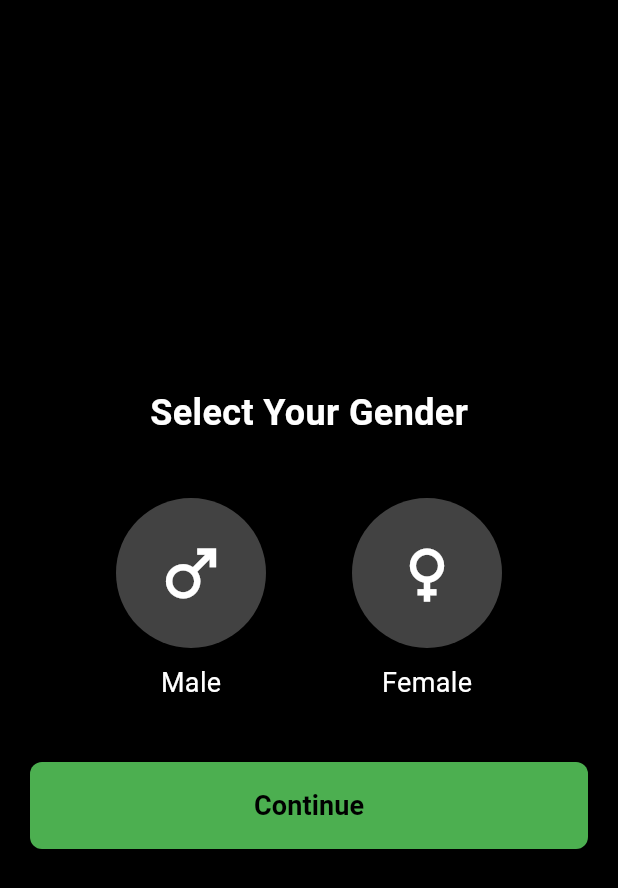
After one commit to Aarush-Ranaut/Fitsync, a Flutter app: the GenderSelectionScreen screen opened directly, on a phone screen of 412 x 824 dp. The commit adds this screen. Shown: the top 888 px of the screen. Run offline on Flutter 3.47's test engine with Material 3 defaults, Android fonts, the phone set to English and light mode, and no system bars; our stand-ins replace cloud_firestore, firebase_auth, firebase_core, google_sign_in, image_picker; accounts and stored records are empty.

Commit message:
Profile_and_GenderScreen

```diff
--- /dev/null
+++ b/lib/widgets/user_info/gender_selection.dart
@@ -0,0 +1,150 @@
+import 'package:flutter/material.dart';
+import 'package:cloud_firestore/cloud_firestore.dart';
+import 'package:firebase_auth/firebase_auth.dart';
+
+class GenderSelectionScreen extends StatefulWidget {
+  const GenderSelectionScreen({Key? key}) : super(key: key);
+
+  @override
+  _GenderSelectionScreenState createState() => _GenderSelectionScreenState();
+}
+
+class _GenderSelectionScreenState extends State<GenderSelectionScreen> {
+  String? selectedGender;
+
+  // Save selected gender to Firestore
+  Future<void> _saveGender() async {
+    final User? user = FirebaseAuth.instance.currentUser;
+    final email = user?.email;
+
+    if (email != null && selectedGender != null) {
+      await FirebaseFirestore.instance.collection('users').doc(email).update({
+        'gender': selectedGender,
+      });
+
+      ScaffoldMessenger.of(context).showSnackBar(
+        const SnackBar(content: Text("Gender saved successfully!")),
+      );
+
+      // Navigate to the next screen or home page
+      Navigator.of(context).pushReplacementNamed('/home'); // Adjust route name as needed
+    } else {
+      ScaffoldMessenger.of(context).showSnackBar(
+        const SnackBar(content: Text("Please select a gender.")),
+      );
+    }
+  }
+
+  @override
+  Widget build(BuildContext context) {
+    return Scaffold(
+      backgroundColor: Colors.black,
+      body: SafeArea(
+        child: Padding(
+          padding: const EdgeInsets.symmetric(horizontal: 20.0),
+          child: Column(
+            mainAxisAlignment: MainAxisAlignment.center,
+            children: [
+              const Text(
+                "Select Your Gender",
+                style: TextStyle(
+                  fontSize: 24,
+                  fontWeight: FontWeight.bold,
+                  color: Colors.white,
+                ),
+              ),
+              const SizedBox(height: 40),
+              Row(
+                mainAxisAlignment: MainAxisAlignment.spaceEvenly,
+                children: [
+                  GestureDetector(
+                    onTap: () {
+                      setState(() {
+                        selectedGender = "Male";
+                      });
+                    },
+                    child: Column(
+                      children: [
+                        CircleAvatar(
+                          radius: 50,
+                          backgroundColor: selectedGender == "Male"
+                              ? Colors.green
+                              : Colors.grey[800],
+                          child: const Icon(
+                            Icons.male,
+                            size: 50,
+                            color: Colors.white,
+                          ),
+                        ),
+                        const SizedBox(height: 10),
+                        const Text(
+                          "Male",
+                          style: TextStyle(
+                            fontSize: 18,
+                            color: Colors.white,
+                          ),
+                        ),
+                      ],
+                    ),
+                  ),
+                  GestureDetector(
+                    onTap: () {
+                      setState(() {
+                        selectedGender = "Female";
+                      });
+                    },
+                    child: Column(
+                      children: [
+                        CircleAvatar(
+                          radius: 50,
+                          backgroundColor: selectedGender == "Female"
+                              ? Colors.green
+                              : Colors.grey[800],
+                          child: const Icon(
+                            Icons.female,
+                            size: 50,
+                            color: Colors.white,
+                          ),
+                        ),
+                        const SizedBox(height: 10),
+                        const Text(
+                          "Female",
+                          style: TextStyle(
+                            fontSize: 18,
+                            color: Colors.white,
+                          ),
+                        ),
+                      ],
+                    ),
+                  ),
+                ],
+              ),
+              const SizedBox(height: 40),
+              SizedBox(
+                width: double.infinity,
+                child: ElevatedButton(
+                  onPressed: _saveGender,
+                  style: ElevatedButton.styleFrom(
+                    backgroundColor: Colors.green,
+                    padding: const EdgeInsets.symmetric(vertical: 16),
+                    shape: RoundedRectangleBorder(
+                      borderRadius: BorderRadius.circular(8),
+                    ),
+                  ),
+                  child: const Text(
+                    "Continue",
+                    style: TextStyle(
+                      fontSize: 18,
+                      color: Colors.black,
+                      fontWeight: FontWeight.bold,
+                    ),
+                  ),
+                ),
+              ),
+            ],
+          ),
+        ),
+      ),
+    );
+  }
+}
--- a/pubspec.yaml
+++ b/pubspec.yaml
@@ -45,6 +45,7 @@ dependencies:
   # The following adds the Cupertino Icons font to your application.
   # Use with the CupertinoIcons class for iOS style icons.
   cupertino_icons: ^1.0.8
+  cloud_firestore: ^5.6.2
 
 dev_dependencies:
   flutter_test:
```
Also changed, not shown: lib/auth/signin.dart (+10 -4 lines), lib/onboarding_screen.dart (+6 -6 lines), lib/widgets/user_info/profile_screen.dart (+88 -14 lines), pubspec.lock, 3 other files.
